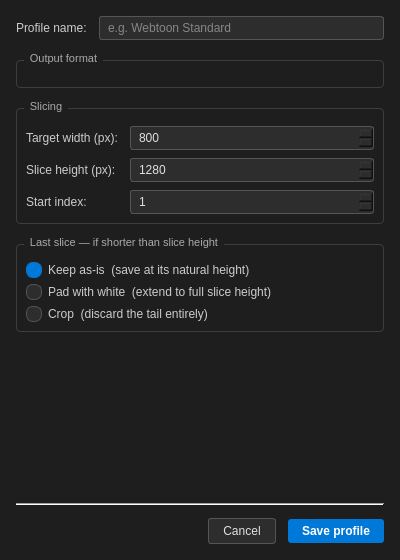
Qt form widgets/outputprofiledialog/outputprofiledialog.ui (ShadobaDev/Platemaker-qt) before a commit.
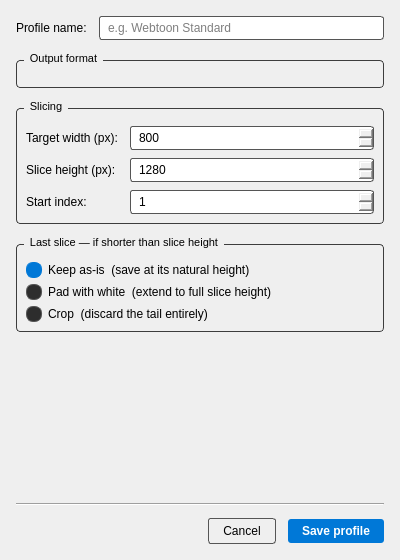
The same form after that commit.

Commit message: refactor(ui): simplify styles by removing redundant color definitions for dark theme

What changed in the file:
```diff
--- a/widgets/outputprofiledialog/outputprofiledialog.ui
+++ b/widgets/outputprofiledialog/outputprofiledialog.ui
@@ -15,12 +15,7 @@
   </property>
   <property name="styleSheet">
    <string notr="true">
-QDialog {
-    background-color: #1e1e1e;
-    color: #e0e0e0;
-}
 QGroupBox {
-    color: #aaaaaa;
     border: 1px solid #3d3d3d;
     border-radius: 4px;
     margin-top: 8px;
@@ -33,12 +28,9 @@
     padding: 0 4px;
 }
 QLabel {
-    color: #cccccc;
     font-size: 12px;
 }
 QLineEdit, QSpinBox, QComboBox {
-    background-color: #2d2d2d;
-    color: #e0e0e0;
     border: 1px solid #555555;
     border-radius: 3px;
     padding: 3px 6px;
@@ -50,13 +42,7 @@
 QComboBox::drop-down {
     border: none;
 }
-QComboBox QAbstractItemView {
-    background-color: #2d2d2d;
-    color: #e0e0e0;
-    selection-background-color: #0d3a5c;
-}
 QRadioButton {
-    color: #cccccc;
     font-size: 12px;
     spacing: 6px;
 }
@@ -72,7 +58,6 @@
     border-color: #0078d7;
 }
 QCheckBox {
-    color: #cccccc;
     font-size: 12px;
     spacing: 6px;
 }
@@ -88,8 +73,6 @@
     border-color: #0078d7;
 }
 QPushButton {
-    background-color: #2d2d2d;
-    color: #e0e0e0;
     border: 1px solid #555555;
     border-radius: 3px;
     padding: 5px 14px;
```
Left out of the diff: 1 changed line with no effect on the pictures. The commit also changes 3 other files.
